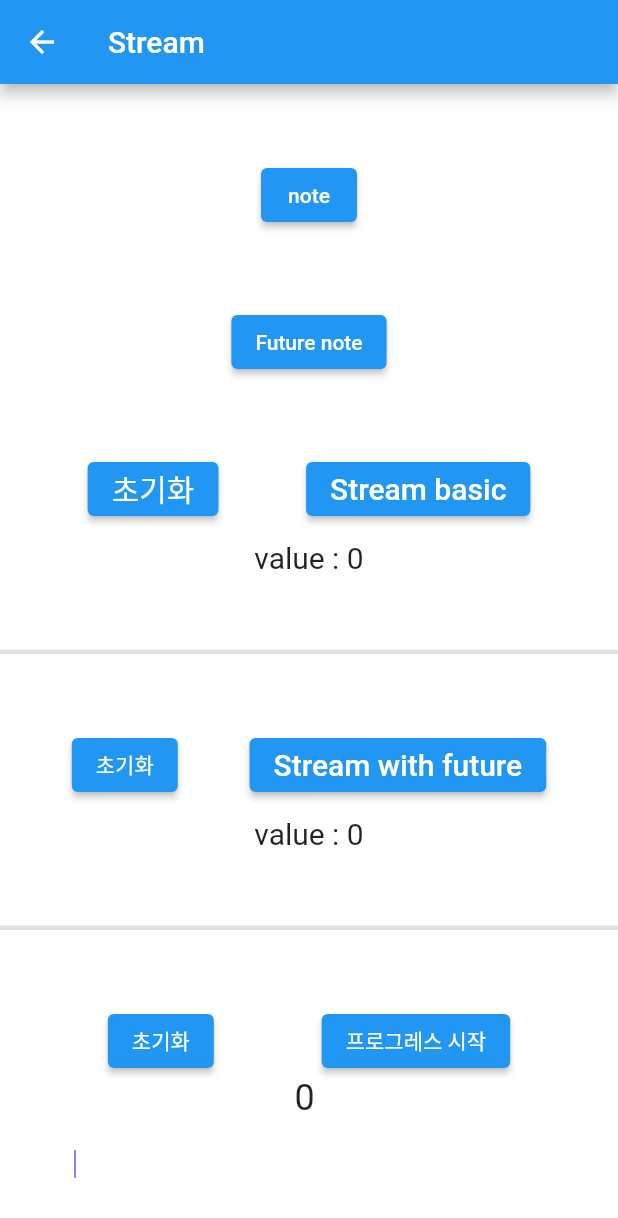
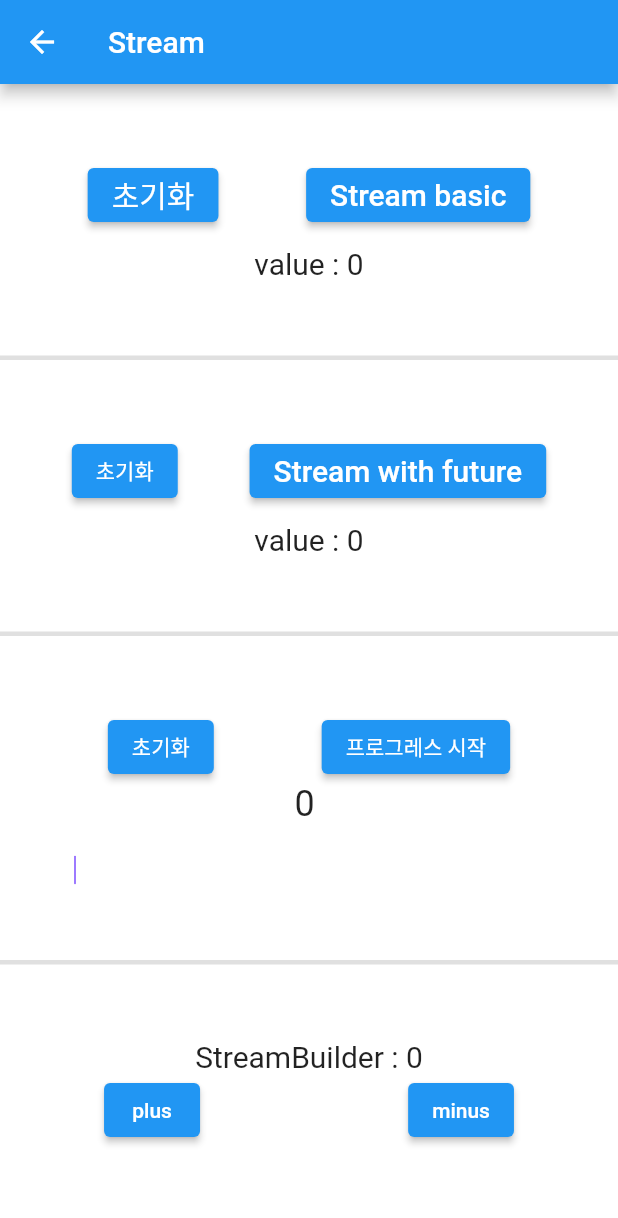
Before and after one commit to jinhan38/flutter_asynchronous, a Flutter app: the StreamScreen screen opened by its route, on a phone screen of 412 x 824 dp. Shown: the top 1218 px of the screen. Run offline on Flutter 3.47's test engine with Material 2 defaults, Android fonts, the phone set to English and light mode, and no system bars; our stand-ins replace cloud_firestore, firebase_core, get; accounts and stored records are empty.

Commit message:
세미나 준비

```diff
--- a/lib/firestore/fs_collection.dart
+++ /dev/null
@@ -1,5 +0,0 @@
-class FSCollection {
-  static const String APP = "app";
-  static const String USER = "user";
-
-}
--- a/lib/screen/stream/stream_screen.dart
+++ b/lib/screen/stream/stream_screen.dart
@@ -46,18 +46,6 @@ class _StreamScreenState extends State<StreamScreen>
       mainAxisAlignment: MainAxisAlignment.start,
       children: [
         const SizedBox(height: 50),
-        ElevatedButton(
-            onPressed: () {
-              Note().start();
-            },
-            child: Text("note")),
-        const SizedBox(height: 50),
-        ElevatedButton(
-            onPressed: () async{
-              await FutureNote().start();
-            },
-            child: Text("Future note")),
-        const SizedBox(height: 50),
 
         const StreamBasic(),
         const SizedBox(height: 50),
@@ -79,26 +67,27 @@ class _StreamScreenState extends State<StreamScreen>
 
         const SizedBox(height: 50),
 
-        _divider,
-        const SizedBox(height: 50),
-        ScaleAnimationWidget(
-          child: Container(
-            width: 150,
-            height: 150,
-            decoration: const BoxDecoration(
-                color: Colors.purpleAccent,
-                borderRadius: BorderRadius.all(Radius.circular(100))),
-          ),
-          child_2: Container(
-            width: 150,
-            height: 150,
-            decoration: BoxDecoration(
-                color: Colors.purpleAccent.withOpacity(0.5),
-                borderRadius: const BorderRadius.all(Radius.circular(100))),
-          ),
-        ),
+        // _divider,
+        // const SizedBox(height: 50),
+        // ScaleAnimationWidget(
+        //   child: Container(
+        //     width: 150,
+        //     height: 150,
+        //     decoration: const BoxDecoration(
+        //         color: Colors.purpleAccent,
+        //         borderRadius: BorderRadius.all(Radius.circular(100))),
+        //   ),
+        //   child_2: Container(
+        //     width: 150,
+        //     height: 150,
+        //     decoration: BoxDecoration(
+        //         color: Colors.purpleAccent.withOpacity(0.5),
+        //         borderRadius: const BorderRadius.all(Radius.circular(100))),
+        //   ),
+        // ),
+        //
+        // const SizedBox(height: 50),
 
-        const SizedBox(height: 50),
         _divider,
         const SizedBox(height: 50),
         const StreamBuilderTest(),
--- a/lib/screen/stream/widgets/stream_basic.dart
+++ b/lib/screen/stream/widgets/stream_basic.dart
@@ -14,6 +14,8 @@ class _StreamBasicState extends State<StreamBasic> {
   RxInt sum = 0.obs;
 
   bool _pageDispose = false;
+
+  late Stream<int> _stream;
 
   @override
   Widget build(BuildContext context) {
@@ -78,8 +80,6 @@ class _StreamBasicState extends State<StreamBasic> {
             child: const Text("Stream basic", style: TextStyle(fontSize: 20))));
   }
 
-  late Stream<int> _stream;
-
   Stream<int> countStream(int to) async* {
     for (int i = 1; i <= to; i++) {
       await Future.delayed(const Duration(milliseconds: 300));
--- a/lib/screen/stream/widgets/stream_progress.dart
+++ b/lib/screen/stream/widgets/stream_progress.dart
@@ -19,8 +19,13 @@ class _StreamProgressState extends State<StreamProgress> {
   ///프로그레스바의 가로 최대 넓이
   final double _maxWidth = 300;
 
+  ///stream이 마무리 됐는지 안됐는지 체크
   final RxBool _streamComplete = false.obs;
 
+  ///스트림이 실행중인 경우 false,
+  bool _streamEnable = true;
+
+  ///stream for문에 사용될 index 값
   int to = 100;
 
   @override
@@ -38,10 +43,11 @@ class _StreamProgressState extends State<StreamProgress> {
           ],
         ),
 
-        ///프로그레스 위젯
+        ///프로그레스 수치 값 보여주는 text 위젯
         _progressValue(),
         const SizedBox(height: 20),
 
+        ///프로그레스 막대 위젯
         _progressBar(),
       ],
     );
@@ -63,11 +69,13 @@ class _StreamProgressState extends State<StreamProgress> {
   Widget _start() {
     return ElevatedButton(
         onPressed: () {
-          if (_streamComplete.value) {
+          if (_streamEnable) {
+            _streamEnable = false;
             _initData();
             _streamComplete.value = false;
             _countStream(to: to, duration: const Duration(milliseconds: 10))
                 .listen((event) {
+              print(event);
               _progress.value = event;
               if (_width.value >= _maxWidth) {
                 _width.value = _maxWidth;
@@ -75,6 +83,7 @@ class _StreamProgressState extends State<StreamProgress> {
                 _width.value += _calcWidth(maxWidth: _maxWidth, to: to);
               }
             }).onDone(() {
+              _streamEnable = true;
               _streamComplete.value = true;
             });
           }
@@ -86,9 +95,7 @@ class _StreamProgressState extends State<StreamProgress> {
   Widget _progressValue() {
     return Obx(() {
       String completeText = "";
-      if (_progress.value == 0) {
-        completeText = "";
-      } else {
+      if (_progress.value != 0) {
         completeText = _streamComplete.value ? "완료" : "진행중";
       }
       return Text("${_progress.value} $completeText",
@@ -120,8 +127,10 @@ class _StreamProgressState extends State<StreamProgress> {
       maxWidth / to;
 
   ///스트림
-  Stream<int> _countStream(
-      {required int to, required Duration duration}) async* {
+  Stream<int> _countStream({
+    required int to,
+    required Duration duration,
+  }) async* {
     for (int i = 0; i <= to; i++) {
       await Future.delayed(duration);
       yield i;
--- a/lib/screen/stream/widgets/stream_with_future.dart
+++ b/lib/screen/stream/widgets/stream_with_future.dart
@@ -10,7 +10,6 @@ class StreamWithFuture extends StatefulWidget {
 }
 
 class _StreamWithFutureState extends State<StreamWithFuture> {
-
   RxInt sum = 0.obs;
   bool _pageDispose = false;
 
@@ -57,10 +56,7 @@ class _StreamWithFutureState extends State<StreamWithFuture> {
       },
       child: Container(
         alignment: Alignment.center,
-        child: const Text(
-          "Stream with future",
-          style: TextStyle(fontSize: 20),
-        ),
+        child: const Text("Stream with future", style: TextStyle(fontSize: 20)),
       ),
     );
   }
@@ -78,7 +74,7 @@ class _StreamWithFutureState extends State<StreamWithFuture> {
       if (_pageDispose) {
         break;
       }
-      await Future.delayed(const Duration(milliseconds: 20));
+      print(value);
       sum.value += value;
     }
   }
```
Also changed, not shown: lib/firestore/fs_doc.dart (deleted, +0 -9 lines), lib/firestore/get/fs_get.dart (deleted, +0 -67 lines), lib/firestore/set/fs_set.dart (deleted, +0 -29 lines), lib/screen/future/future_screen.dart (+27 -6 lines), lib/screen/room/fs_get.dart (added, +10 -0 lines), lib/screen/room/fs_set.dart (added, +12 -0 lines), lib/screen/room/room_model.dart (added, +29 -0 lines), lib/screen/room/room_screen.dart (+86 -42 lines).
